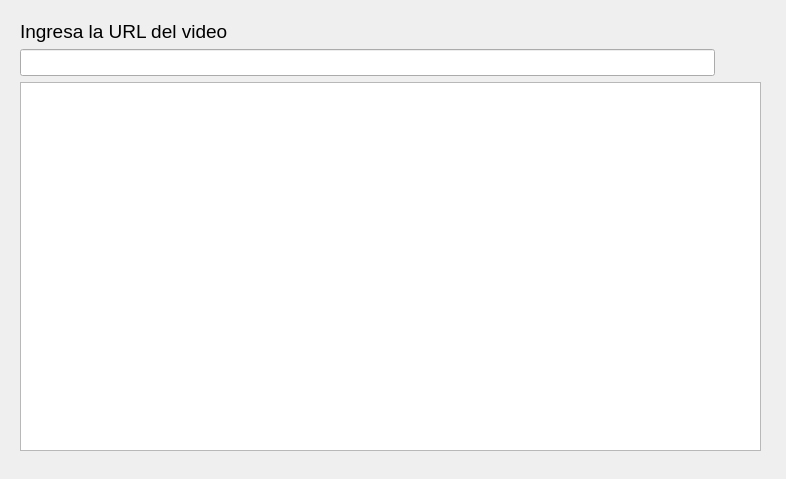
Qt form ui/Descargas.ui (juanes30/music-downloader) before a commit.
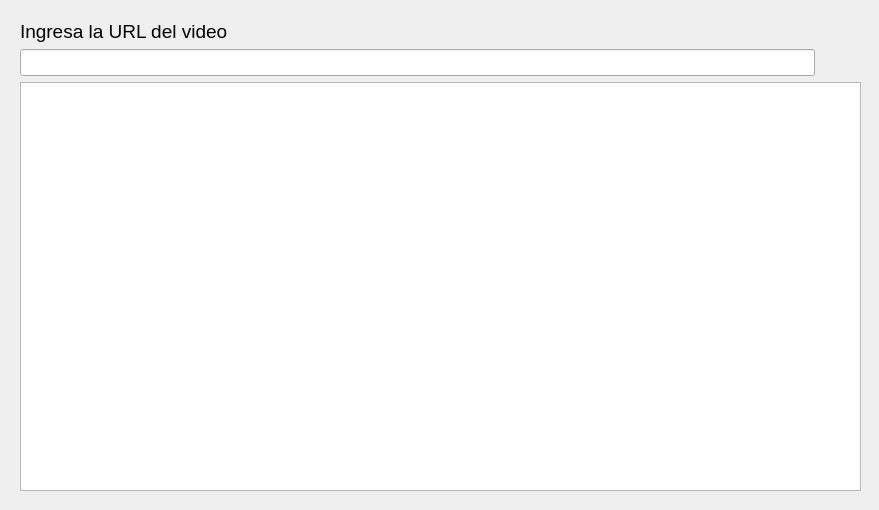
The same form after that commit. Icons and pictures are not drawn.

The edit to the form file:
```diff
--- a/ui/Descargas.ui
+++ b/ui/Descargas.ui
@@ -6,8 +6,8 @@
    <rect>
     <x>0</x>
     <y>0</y>
-    <width>786</width>
-    <height>479</height>
+    <width>879</width>
+    <height>510</height>
    </rect>
   </property>
   <property name="windowTitle">
@@ -16,13 +16,13 @@
   <property name="inputMethodHints">
    <set>Qt::ImhNone</set>
   </property>
-  <widget class="QWidget" name="">
+  <widget class="QWidget" name="layoutWidget">
    <property name="geometry">
     <rect>
      <x>20</x>
      <y>20</y>
-     <width>741</width>
-     <height>431</height>
+     <width>841</width>
+     <height>471</height>
     </rect>
    </property>
    <layout class="QVBoxLayout" name="verticalLayout">
```
